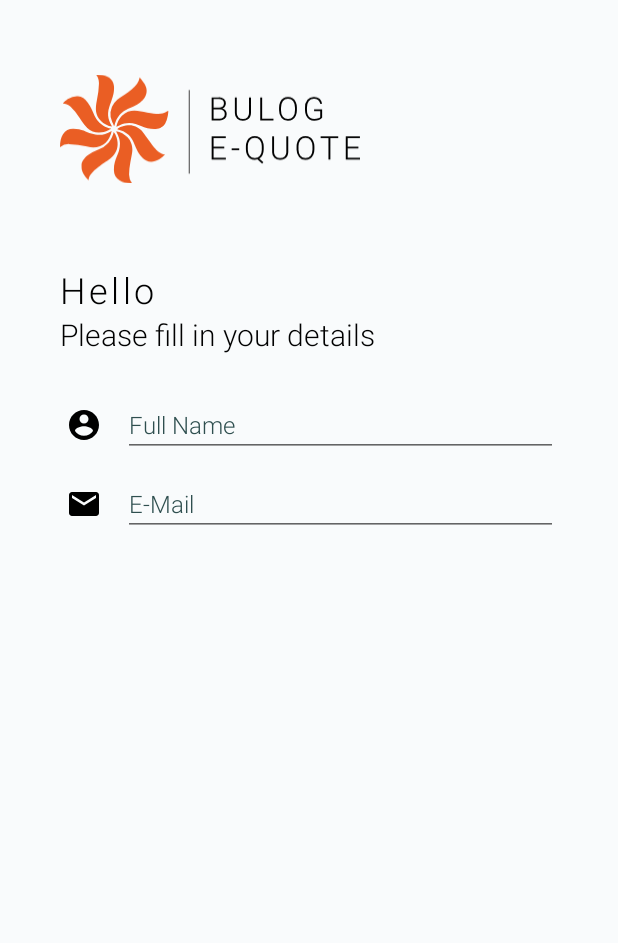
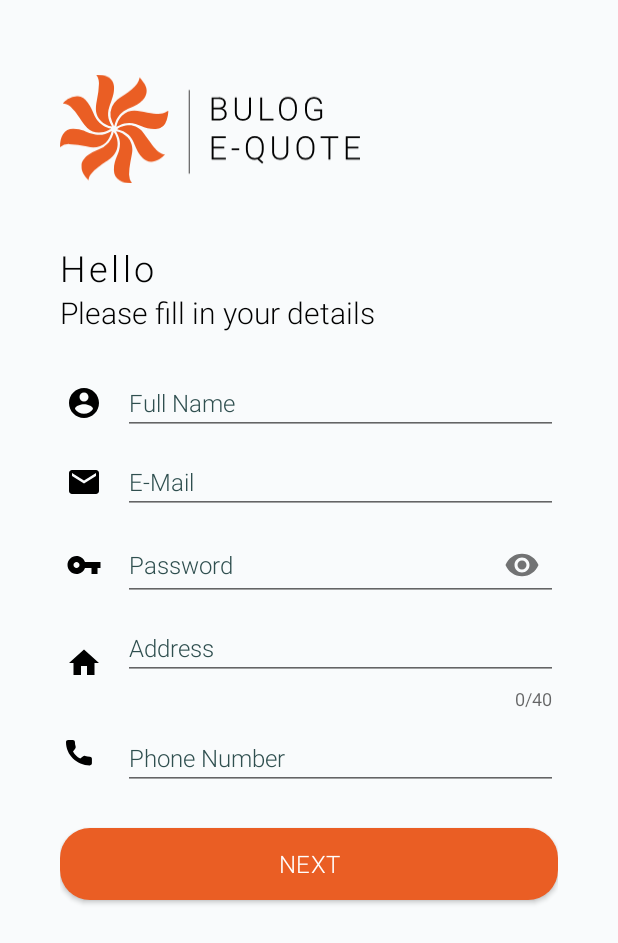
Before and after one commit to Chillrend/equote, an Android app: the screen it shows after launch (AuthActivity), after a tap on an icon or button, on a phone screen of 412 x 824 dp. Shown: the top 943 px of the screen. Run offline under Robolectric (Android 15) with nearby library versions, the phone set to English and light mode, and no system bars; libraries missing offline, so code that uses them is left out: es.dmoral.toasty; 2 other taps on this screen came first.

Commit message:
added register interface

```diff
--- a/app/src/main/java/com/bulog/equote/utils/ApiService.java
+++ b/app/src/main/java/com/bulog/equote/utils/ApiService.java
@@ -10,4 +10,8 @@ public interface ApiService {
     @FormUrlEncoded
     @POST("login")
     Call<JsonObject> login(@Field("email") String email, @Field("password") String password);
+
+    @FormUrlEncoded
+    @POST("register")
+    Call<JsonObject> register();
 }
--- /dev/null
+++ b/app/src/main/res/drawable/ic_home_black_24dp.xml
@@ -0,0 +1,9 @@
+<vector xmlns:android="http://schemas.android.com/apk/res/android"
+        android:width="24dp"
+        android:height="24dp"
+        android:viewportWidth="24.0"
+        android:viewportHeight="24.0">
+    <path
+        android:fillColor="#FF000000"
+        android:pathData="M10,20v-6h4v6h5v-8h3L12,3 2,12h3v8z"/>
+</vector>
--- /dev/null
+++ b/app/src/main/res/drawable/ic_key_black_24dp.xml
@@ -0,0 +1,9 @@
+<vector xmlns:android="http://schemas.android.com/apk/res/android"
+        android:width="24dp"
+        android:height="24dp"
+        android:viewportWidth="24.0"
+        android:viewportHeight="24.0">
+    <path
+        android:fillColor="#FF000000"
+        android:pathData="M12.65,10C11.83,7.67 9.61,6 7,6c-3.31,0 -6,2.69 -6,6s2.69,6 6,6c2.61,0 4.83,-1.67 5.65,-4H17v4h4v-4h2v-4H12.65zM7,14c-1.1,0 -2,-0.9 -2,-2s0.9,-2 2,-2 2,0.9 2,2 -0.9,2 -2,2z"/>
+</vector>
--- a/app/src/main/res/layout/register_fragment.xml
+++ b/app/src/main/res/layout/register_fragment.xml
@@ -23,7 +23,7 @@
             android:id="@+id/hello"
             android:layout_width="wrap_content"
             android:layout_height="wrap_content"
-            android:layout_marginTop="@dimen/spacing_super_large"
+            android:layout_marginTop="35dp"
             app:layout_constraintTop_toBottomOf="@+id/headerLogo"
             app:layout_constraintStart_toStartOf="parent"
             android:textAppearance="@style/H1_Light_Spacing"
@@ -106,9 +106,124 @@
                     android:hint="@string/email"
                     style="@style/GeneralEditText"/>
 
+
         </com.google.android.material.textfield.TextInputLayout>
 
     </LinearLayout>
+
+    <LinearLayout
+            android:id="@+id/password_container"
+            android:layout_width="match_parent"
+            android:layout_height="wrap_content"
+            android:layout_marginTop="@dimen/spacing_medium"
+            app:layout_constraintTop_toBottomOf="@id/email_container"
+            app:layout_constraintStart_toStartOf="parent"
+            android:orientation="horizontal"
+            android:weightSum="1">
+
+        <ImageView
+                android:layout_width="0dp"
+                android:layout_height="24dp"
+                android:layout_weight="0.1"
+                android:layout_gravity="center_vertical"
+                app:srcCompat="@drawable/ic_key_black_24dp"/>
+
+        <com.google.android.material.textfield.TextInputLayout
+                android:layout_width="0dp"
+                android:layout_height="wrap_content"
+                android:layout_weight="0.9"
+                android:layout_marginStart="@dimen/spacing_medium"
+                app:endIconDrawable="@drawable/ic_visibility_black_24dp"
+                app:endIconMode="password_toggle"
+                style="@style/GeneralInputLayout">
+
+            <com.google.android.material.textfield.TextInputEditText
+                    android:id="@+id/register_pwd"
+                    android:layout_width="match_parent"
+                    android:layout_height="wrap_content"
+                    android:inputType="textPassword"
+                    android:hint="@string/password"
+                    style="@style/GeneralEditText"/>
+
+
+        </com.google.android.material.textfield.TextInputLayout>
+
+    </LinearLayout>
+
+    <LinearLayout
+            android:id="@+id/address_container"
+            android:layout_width="match_parent"
+            android:layout_height="wrap_content"
+            android:layout_marginTop="@dimen/spacing_medium"
+            app:layout_constraintTop_toBottomOf="@id/password_container"
+            app:layout_constraintStart_toStartOf="parent"
+            android:orientation="horizontal"
+            android:weightSum="1">
+
+        <ImageView
+                android:layout_width="0dp"
+                android:layout_height="24dp"
+                android:layout_weight="0.1"
+                android:layout_gravity="center_vertical"
+                app:srcCompat="@drawable/ic_home_black_24dp"/>
+
+        <com.google.android.material.textfield.TextInputLayout
+                android:layout_width="0dp"
+                android:layout_height="wrap_content"
+                android:layout_weight="0.9"
+                android:layout_marginStart="@dimen/spacing_medium"
+                app:counterEnabled="true"
+                app:counterMaxLength="40"
+                style="@style/GeneralInputLayout">
+
+            <com.google.android.material.textfield.TextInputEditText
+                    android:id="@+id/register_address"
+                    android:layout_width="match_parent"
+                    android:layout_height="wrap_content"
+                    android:inputType="text"
+                    android:hint="@string/address"
+                    style="@style/GeneralEditText"/>
+
+
+        </com.google.android.material.textfield.TextInputLayout>
+    </LinearLayout>
+
+        <LinearLayout
+                android:id="@+id/phone_container"
+                android:layout_width="match_parent"
+                android:layout_height="wrap_content"
+                android:layout_marginTop="@dimen/spacing_medium"
+                app:layout_constraintTop_toBottomOf="@id/address_container"
+                app:layout_constraintStart_toStartOf="parent"
+                android:orientation="horizontal"
+                android:weightSum="1">
+
+            <ImageView
+                    android:layout_width="0dp"
+                    android:layout_height="24dp"
+                    android:layout_weight="0.1"
+                    android:layout_gravity="center_vertical"
+                    app:srcCompat="@drawable/ic_phone"/>
+
+            <com.google.android.material.textfield.TextInputLayout
+                    android:layout_width="0dp"
+                    android:layout_height="wrap_content"
+                    android:layout_weight="0.9"
+                    android:layout_marginStart="@dimen/spacing_medium"
+                    style="@style/GeneralInputLayout">
+
+                <com.google.android.material.textfield.TextInputEditText
+                        android:id="@+id/register_phone"
+                        android:layout_width="match_parent"
+                        android:layout_height="wrap_content"
+                        android:inputType="phone"
+                        android:hint="@string/phone_number"
+                        style="@style/GeneralEditText"/>
+
+
+            </com.google.android.material.textfield.TextInputLayout>
+
+        </LinearLayout>
 
     <Button
             android:id="@+id/btn_done"
@@ -121,6 +236,6 @@
             android:textAppearance="@style/ButtonTextAppearance"
             android:textColor="#FFF"
             app:layout_constraintStart_toStartOf="parent"
-            app:layout_constraintTop_toBottomOf="parent"/>
+            app:layout_constraintTop_toBottomOf="@id/phone_container"/>
 
 </androidx.constraintlayout.widget.ConstraintLayout>
--- a/app/src/main/res/values/strings.xml
+++ b/app/src/main/res/values/strings.xml
@@ -13,4 +13,6 @@
     <string name="wrong_email_or_password">Wrong Email or Password</string>
     <string name="email_cannot_be_empty">Email cannot be empty</string>
     <string name="password_cannot_be_empty">Password cannot be empty</string>
+    <string name="address">Address</string>
+    <string name="phone_number">Phone Number</string>
 </resources>
```
